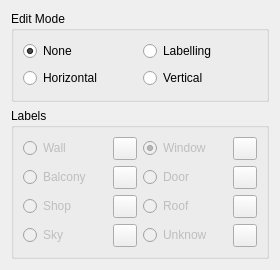
First picture: the form in qt/QLabellingWidget.ui, repository oliviertournaire/QLabelling, before the edit.
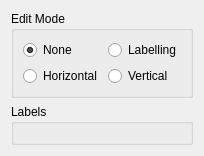
Second picture: the form after the edit. Icons and pictures are not drawn.

The edit to the form file:
```diff
--- a/qt/QLabellingWidget.ui
+++ b/qt/QLabellingWidget.ui
@@ -6,8 +6,8 @@
    <rect>
     <x>0</x>
     <y>0</y>
-    <width>280</width>
-    <height>270</height>
+    <width>183</width>
+    <height>136</height>
    </rect>
   </property>
   <property name="windowTitle">
@@ -76,198 +76,7 @@
      </property>
      <layout class="QHBoxLayout" name="horizontalLayout_2">
       <item>
-       <layout class="QGridLayout" name="_gridLayoutLabels">
-        <item row="1" column="1">
-         <widget class="QToolButton" name="_toolButtonBalconyColor">
-          <property name="text">
-           <string/>
-          </property>
-          <property name="iconSize">
-           <size>
-            <width>16</width>
-            <height>16</height>
-           </size>
-          </property>
-         </widget>
-        </item>
-        <item row="2" column="0">
-         <widget class="QRadioButton" name="_radioButtonLabellingShop">
-          <property name="enabled">
-           <bool>false</bool>
-          </property>
-          <property name="text">
-           <string>Shop</string>
-          </property>
-         </widget>
-        </item>
-        <item row="1" column="3">
-         <widget class="QToolButton" name="_toolButtonDoorColor">
-          <property name="text">
-           <string/>
-          </property>
-          <property name="iconSize">
-           <size>
-            <width>16</width>
-            <height>16</height>
-           </size>
-          </property>
-         </widget>
-        </item>
-        <item row="1" column="2">
-         <widget class="QRadioButton" name="_radioButtonLabellingDoor">
-          <property name="enabled">
-           <bool>false</bool>
-          </property>
-          <property name="text">
-           <string>Door</string>
-          </property>
-         </widget>
-        </item>
-        <item row="2" column="2">
-         <widget class="QRadioButton" name="_radioButtonLabellingRoof">
-          <property name="enabled">
-           <bool>false</bool>
-          </property>
-          <property name="text">
-           <string>Roof</string>
-          </property>
-         </widget>
-        </item>
-        <item row="0" column="3">
-         <widget class="QToolButton" name="_toolButtonWindowColor">
-          <property name="text">
-           <string/>
-          </property>
-          <property name="iconSize">
-           <size>
-            <width>16</width>
-            <height>16</height>
-           </size>
-          </property>
-         </widget>
-        </item>
-        <item row="2" column="1">
-         <widget class="QToolButton" name="_toolButtonShopColor">
-          <property name="text">
-           <string/>
-          </property>
-          <property name="iconSize">
-           <size>
-            <width>16</width>
-            <height>16</height>
-           </size>
-          </property>
-         </widget>
-        </item>
-        <item row="2" column="3">
-         <widget class="QToolButton" name="_toolButtonRoofColor">
-          <property name="text">
-           <string/>
-          </property>
-          <property name="iconSize">
-           <size>
-            <width>16</width>
-            <height>16</height>
-           </size>
-          </property>
-         </widget>
-        </item>
-        <item row="0" column="2">
-         <widget class="QRadioButton" name="_radioButtonLabellingWindow">
-          <property name="enabled">
-           <bool>false</bool>
-          </property>
-          <property name="text">
-           <string>Window</string>
-          </property>
-          <property name="checked">
-           <bool>true</bool>
-          </property>
-         </widget>
-        </item>
-        <item row="1" column="0">
-         <widget class="QRadioButton" name="_radioButtonLabellingBalcony">
-          <property name="enabled">
-           <bool>false</bool>
-          </property>
-          <property name="text">
-           <string>Balcony</string>
-          </property>
-          <property name="checked">
-           <bool>false</bool>
-          </property>
-         </widget>
-        </item>
-        <item row="0" column="0">
-         <widget class="QRadioButton" name="_radioButtonLabellingWall">
-          <property name="enabled">
-           <bool>false</bool>
-          </property>
-          <property name="text">
-           <string>Wall</string>
-          </property>
-         </widget>
-        </item>
-        <item row="0" column="1">
-         <widget class="QToolButton" name="_toolButtonWallColor">
-          <property name="text">
-           <string/>
-          </property>
-          <property name="iconSize">
-           <size>
-            <width>16</width>
-            <height>16</height>
-           </size>
-          </property>
-         </widget>
-        </item>
-        <item row="3" column="0">
-         <widget class="QRadioButton" name="_radioButtonLabellingSky">
-          <property name="enabled">
-           <bool>false</bool>
-          </property>
-          <property name="text">
-           <string>Sky</string>
-          </property>
-         </widget>
-        </item>
-        <item row="3" column="1">
-         <widget class="QToolButton" name="_toolButtonSkyColor">
-          <property name="text">
-           <string/>
-          </property>
-          <property name="iconSize">
-           <size>
-            <width>16</width>
-            <height>16</height>
-           </size>
-          </property>
-         </widget>
-        </item>
-        <item row="3" column="2">
-         <widget class="QRadioButton" name="_radioButtonLabellingUnknow">
-          <property name="enabled">
-           <bool>false</bool>
-          </property>
-          <property name="text">
-           <string>Unknow</string>
-          </property>
-         </widget>
-        </item>
-        <item row="3" column="3">
-         <widget class="QToolButton" name="_toolButtonUnknowColor">
-          <property name="text">
-           <string/>
-          </property>
-          <property name="iconSize">
-           <size>
-            <width>16</width>
-            <height>16</height>
-           </size>
-          </property>
-         </widget>
-        </item>
-       </layout>
+       <layout class="QGridLayout" name="_gridLayoutLabels"/>
       </item>
      </layout>
     </widget>
```
